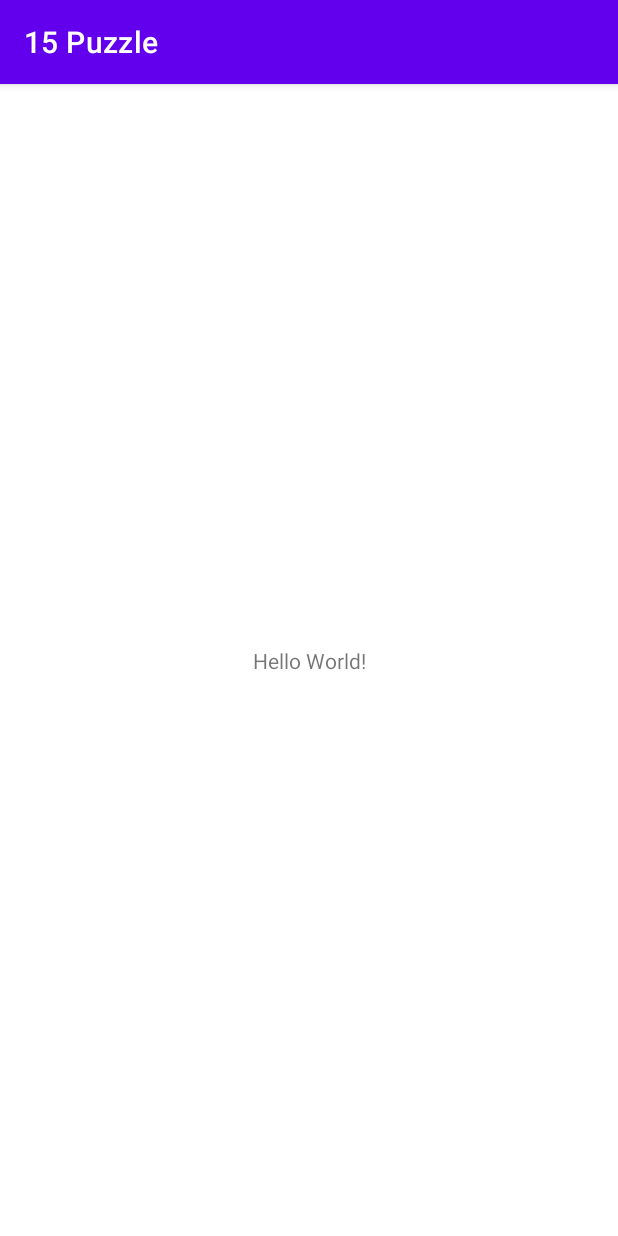
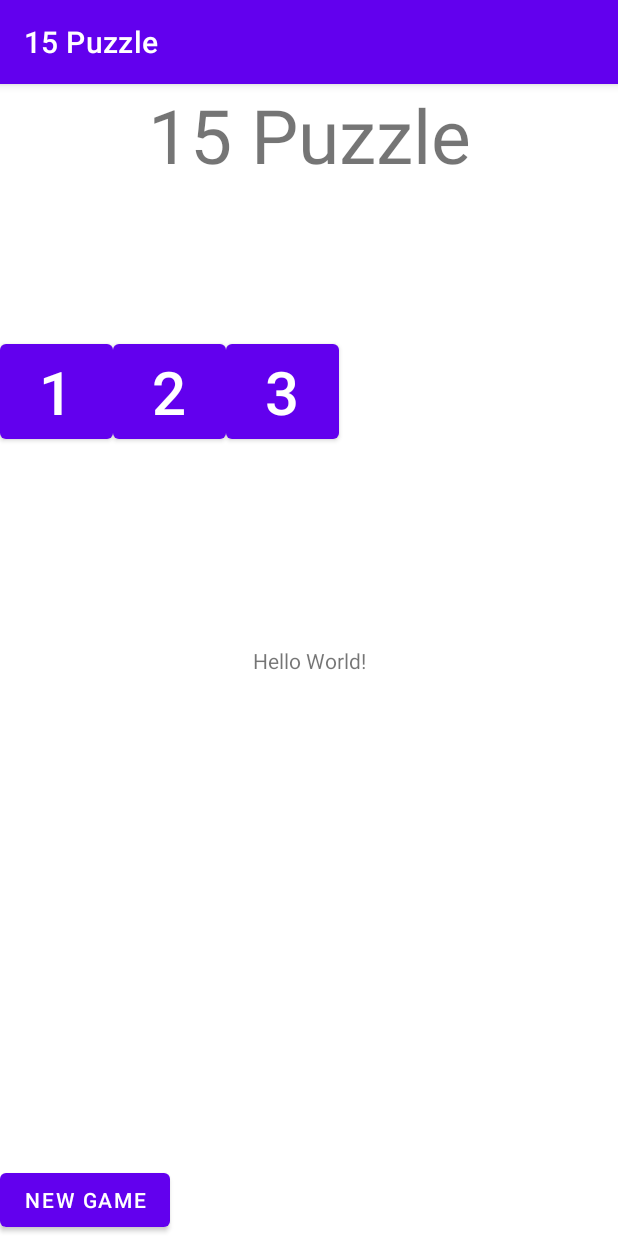
Before and after one commit to martinsi26/15-Puzzle, an Android app: the screen it shows after launch (MainActivity), on a phone screen of 412 x 824 dp. Run offline under Robolectric (Android 15) with nearby library versions, the phone set to English and light mode, and no system bars.

Commit message:
Began GUI

```diff
--- a/app/src/main/res/layout/activity_main.xml
+++ b/app/src/main/res/layout/activity_main.xml
@@ -15,4 +15,73 @@
         app:layout_constraintStart_toStartOf="parent"
         app:layout_constraintTop_toTopOf="parent" />
 
+    <LinearLayout
+        android:layout_width="match_parent"
+        android:layout_height="match_parent"
+        android:orientation="vertical">
+
+        <LinearLayout
+            android:layout_width="match_parent"
+            android:layout_height="wrap_content"
+            android:orientation="horizontal">
+
+            <TextView
+                android:id="@+id/titleText"
+                android:layout_width="match_parent"
+                android:layout_height="wrap_content"
+                android:gravity="center|top"
+                android:text="15 Puzzle"
+                android:textSize="50sp" />
+
+        </LinearLayout>
+
+        <Space
+            android:layout_width="match_parent"
+            android:layout_height="100dp" />
+
+        <LinearLayout
+            android:layout_width="match_parent"
+            android:layout_height="match_parent"
+            android:layout_weight="1"
+            android:orientation="horizontal">
+
+            <Button
+                android:id="@+id/button"
+                android:layout_width="75dp"
+                android:layout_height="75dp"
+                android:text="1"
+                android:textSize="40sp" />
+
+            <Button
+                android:id="@+id/button3"
+                android:layout_width="75dp"
+                android:layout_height="75dp"
+                android:text="2"
+                android:textSize="40sp" />
+
+            <Button
+                android:id="@+id/button5"
+                android:layout_width="75dp"
+                android:layout_height="75dp"
+                android:text="3"
+                android:textSize="40sp" />
+        </LinearLayout>
+
+        <Space
+            android:layout_width="match_parent"
+            android:layout_height="100dp" />
+
+        <LinearLayout
+            android:layout_width="match_parent"
+            android:layout_height="wrap_content"
+            android:orientation="horizontal">
+
+            <Button
+                android:id="@+id/newGame"
+                android:layout_width="wrap_content"
+                android:layout_height="wrap_content"
+                android:text="New Game" />
+        </LinearLayout>
+    </LinearLayout>
+
 </androidx.constraintlayout.widget.ConstraintLayout>
```
